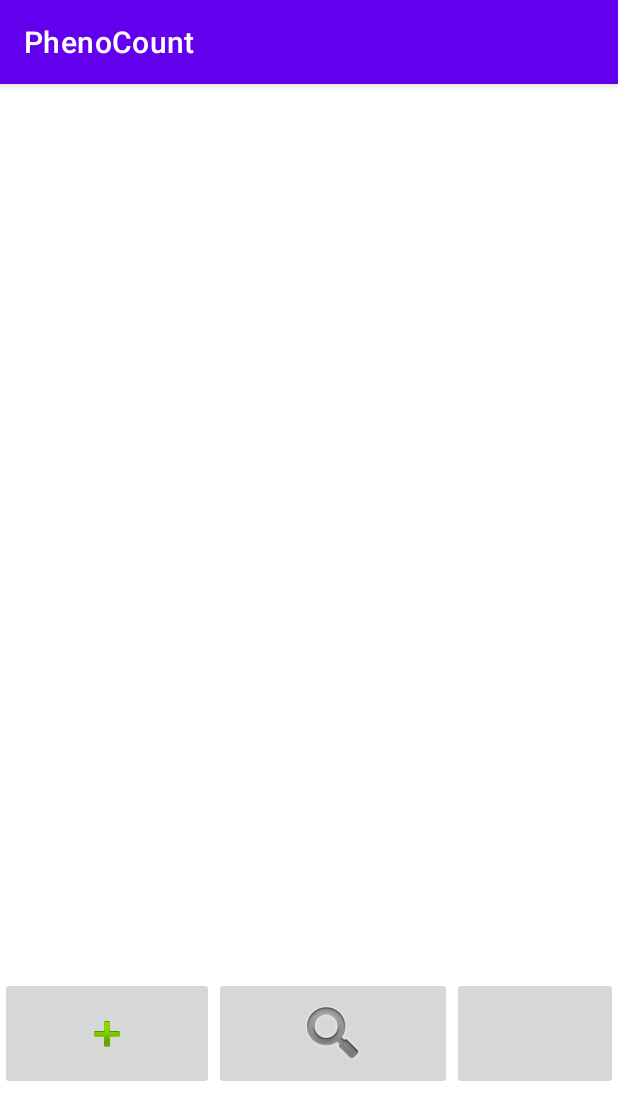
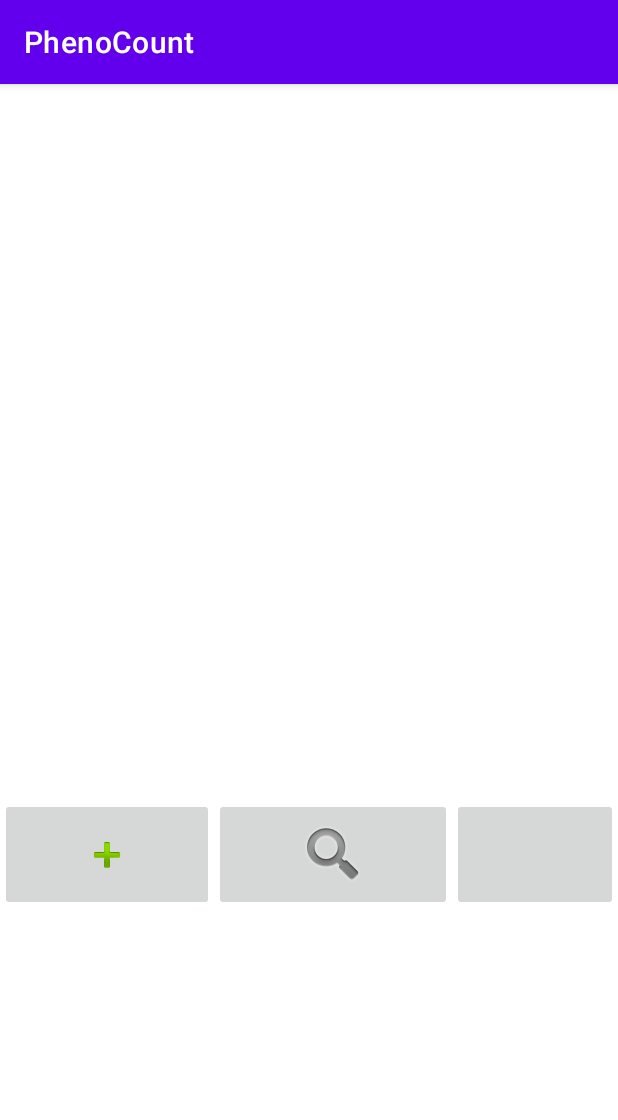
Before and after one commit to CMPUT301W21T36/PhenoCount, an Android app: the screen it shows after launch (MainActivity), on a phone screen of 412 x 824 dp. Shown: the top 1120 px of the screen. Run offline under Robolectric (Android 15) with nearby library versions, the phone set to English and light mode, and no system bars; our stand-ins replace Firebase (no records; nobody signed in at launch, a user with empty details on screens opened directly).

Commit message:
main screen buttons pushed bit up

```diff
--- a/code/pheno_count/app/src/main/res/layout/activity_main.xml
+++ b/code/pheno_count/app/src/main/res/layout/activity_main.xml
@@ -9,7 +9,7 @@
     <ListView
         android:id="@+id/expList"
         android:layout_width="match_parent"
-        android:layout_height="595dp" />
+        android:layout_height="476dp" />
 
     <LinearLayout
         android:layout_width="match_parent"
```
